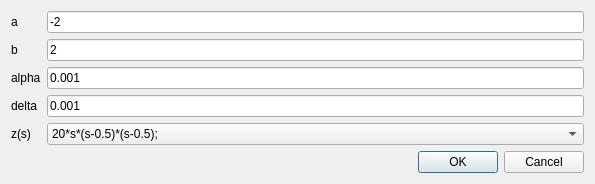
The window that dialog.ui (elesinn/fredholm_qwt) describes before a commit, drawn with Qt 5.
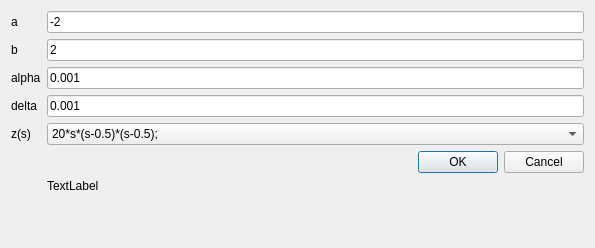
The same window after the commit. Icons and pictures are not drawn.

The edit to the form file:
```diff
--- a/dialog.ui
+++ b/dialog.ui
@@ -6,8 +6,8 @@
    <rect>
     <x>0</x>
     <y>0</y>
-    <width>278</width>
-    <height>177</height>
+    <width>556</width>
+    <height>248</height>
    </rect>
   </property>
   <property name="sizePolicy">
@@ -119,7 +119,7 @@
      </item>
     </widget>
    </item>
-   <item row="6" column="0" colspan="2">
+   <item row="6" column="1">
     <widget class="QDialogButtonBox" name="buttonBox">
      <property name="orientation">
       <enum>Qt::Horizontal</enum>
@@ -129,6 +129,13 @@
      </property>
     </widget>
    </item>
+   <item row="7" column="1">
+    <widget class="QLabel" name="label_6">
+     <property name="text">
+      <string>TextLabel</string>
+     </property>
+    </widget>
+   </item>
   </layout>
  </widget>
  <resources/>
```
